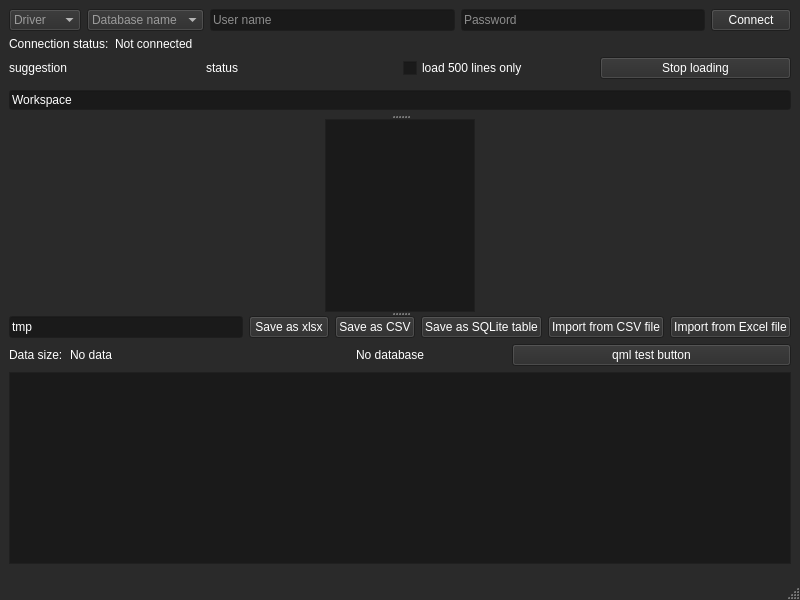
This is loaderwidnow.ui in gfifgfifofich/DB_loader as Qt 5 draws it before an edit. The edited form follows.
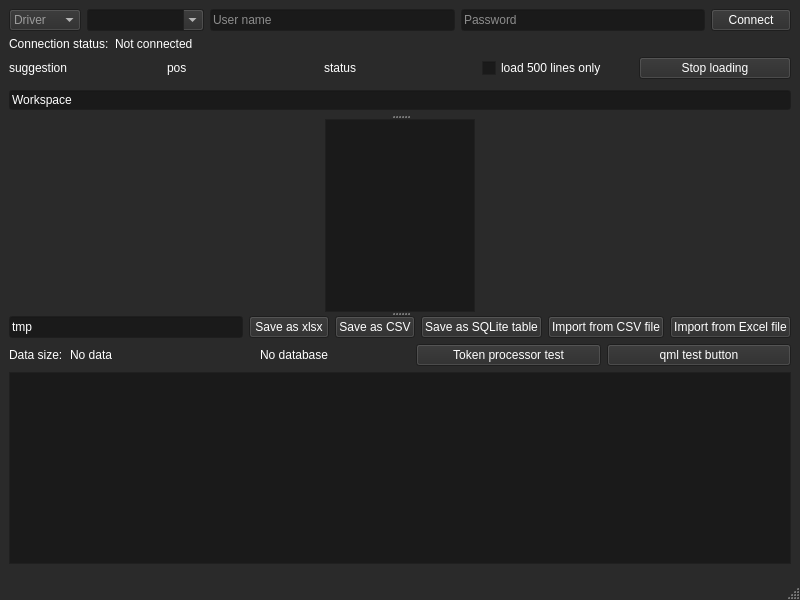
This is the edited form.

What changed in the file:
```diff
--- a/loaderwidnow.ui
+++ b/loaderwidnow.ui
@@ -550,6 +550,9 @@
               <height>25</height>
              </size>
             </property>
+            <property name="editable">
+             <bool>true</bool>
+            </property>
             <property name="placeholderText">
              <string>Database name</string>
             </property>
@@ -647,6 +650,19 @@
             </property>
            </widget>
           </item>
+          <item>
+           <widget class="QLabel" name="textPosLabel">
+            <property name="layoutDirection">
+             <enum>Qt::LayoutDirection::LeftToRight</enum>
+            </property>
+            <property name="text">
+             <string>pos</string>
+            </property>
+            <property name="alignment">
+             <set>Qt::AlignmentFlag::AlignLeading|Qt::AlignmentFlag::AlignLeft|Qt::AlignmentFlag::AlignVCenter</set>
+            </property>
+           </widget>
+          </item>
           <item>
            <widget class="QLabel" name="miscStatusLabel">
             <property name="maximumSize">
@@ -853,6 +869,13 @@
               </property>
              </widget>
             </item>
+            <item>
+             <widget class="QPushButton" name="pushButton_2">
+              <property name="text">
+               <string>Token processor test</string>
+              </property>
+             </widget>
+            </item>
             <item>
              <widget class="QPushButton" name="pushButton">
               <property name="text">
```
